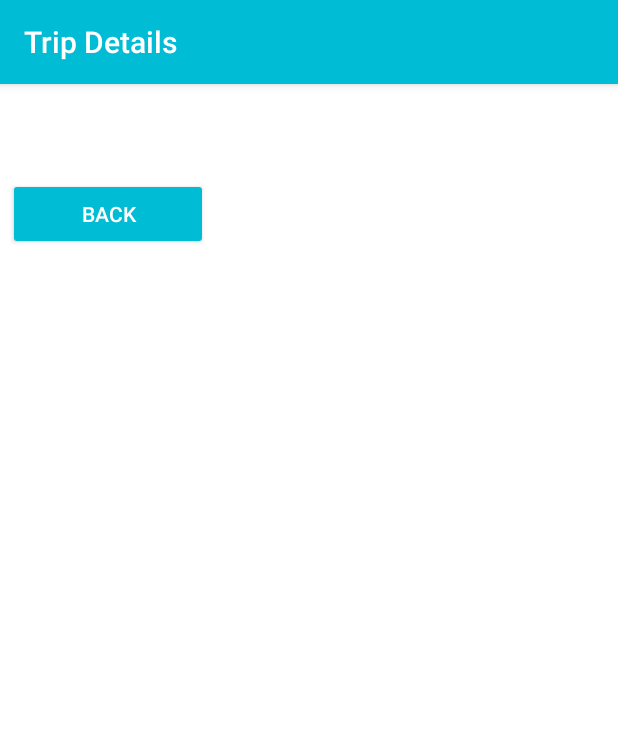
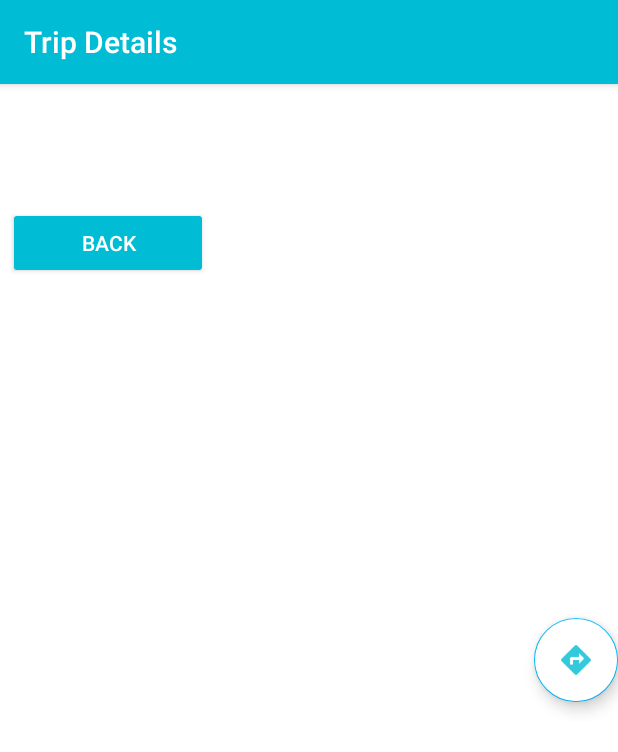
Before and after one commit to taaniya1989/Pool-In, an Android app: the TripDetailsActivity screen opened directly, with no data from a screen before it, on a phone screen of 412 x 824 dp. Shown: the top 752 px of the screen. Run offline under Robolectric (Android 15) with nearby library versions, the phone set to English and light mode, and no system bars; our stand-ins replace Firebase (no records; nobody signed in at launch, a user with empty details on screens opened directly), Picasso; pictures from the network do not load; 3 statements that could not run were skipped.

```diff
--- a/app/src/main/java/edu/sdsu/tvidhate/pool_in/activity/TripDetailsActivity.java
+++ b/app/src/main/java/edu/sdsu/tvidhate/pool_in/activity/TripDetailsActivity.java
@@ -1,9 +1,11 @@
 package edu.sdsu.tvidhate.pool_in.activity;
 
+import android.app.Dialog;
 import android.content.DialogInterface;
 import android.content.Intent;
 import android.graphics.Typeface;
 import android.os.Bundle;
+import android.support.design.widget.FloatingActionButton;
 import android.support.v7.app.AlertDialog;
 import android.support.v7.app.AppCompatActivity;
 import android.util.Log;
@@ -41,8 +43,8 @@ import edu.sdsu.tvidhate.pool_in.helper.SharedConstants;
 public class TripDetailsActivity extends AppCompatActivity implements SharedConstants,View.OnClickListener
 {
    // private TextView source,destination,date,time,seats,poster,posterContact,car,carColor,license;
-    private TextView placeName,placeCity,placePin;
-    private Button join;
+    private TextView placeName,placeCity,placeDescription;
+    private FloatingActionButton placeDirectionsButton;
     private DatabaseReference firebaseDatabaseInstanceReference;
     private String requestorName="";
     private String requestorContact="";
@@ -77,6 +79,8 @@ public class TripDetailsActivity extends AppCompatActivity implements SharedCons
         placeCity = findViewById(R.id.tripDetailsPlaceCity);
         //placePin = findViewById(R.id.tripDetailsPlacePin);
         placeImage = findViewById(R.id.tripDetailsPlaceImage);
+        placeDescription = findViewById(R.id.tripDetailsPlaceDescription);
+        placeDirectionsButton = findViewById(R.id.tripDetailsPlaceDirections);
 
         Button back = findViewById(R.id.tripDetailsCancelButton);
         Button update = findViewById(R.id.tripDetailsUpdateButton);
@@ -85,6 +89,7 @@ public class TripDetailsActivity extends AppCompatActivity implements SharedCons
         back.setOnClickListener(this);
         delete.setOnClickListener(this);
         update.setOnClickListener(this);
+        placeDirectionsButton.setOnClickListener(this);
 
         Log.i("!!!!!",currentTrip.toString());
         if(currentTrip != null){
@@ -104,7 +109,11 @@ public class TripDetailsActivity extends AppCompatActivity implements SharedCons
                     placeName.setText(selectedTrip.getmTripPlaceName());
                 //    placePin.setText(selectedTrip.getmTripPincode());
                     placeCity.setText(selectedTrip.getmTripCity());
-                    Picasso.with(getApplicationContext()).load(selectedTrip.getImageDownloadUrl()).resize(MainActivity.width,MainActivity.height/2).into(placeImage);
+                    if (selectedTrip.getmTripDescription() == null)
+                        placeDescription.setText(".\n.\n.\n.\n.\n.\n.\n.....");
+                    else
+                        placeDescription.setText(selectedTrip.getmTripDescription());
+                    Picasso.with(getApplicationContext()).load(selectedTrip.getImageDownloadUrl()).into(placeImage);
                     uid = selectedTrip.getmTripId();
                 }
             }
@@ -154,6 +163,10 @@ public class TripDetailsActivity extends AppCompatActivity implements SharedCons
     @Override
     public void onClick(View v) {
         switch (v.getId()){
+            case R.id.tripDetailsPlaceDirections:
+                Toast.makeText(getApplicationContext(),"Get Directiosn Code here",Toast.LENGTH_LONG).show();
+                break;
+
             case R.id.tripDetailsCancelButton:
                 finish();
                 break;
--- a/app/src/main/java/edu/sdsu/tvidhate/pool_in/helper/TripDetailsAdapter.java
+++ b/app/src/main/java/edu/sdsu/tvidhate/pool_in/helper/TripDetailsAdapter.java
@@ -55,7 +55,8 @@ public class TripDetailsAdapter extends ArrayAdapter implements SharedConstants
         placeCity.setText(userProperties.get(position).getmTripCity());
 
         if(userProperties.get(position).getImageDownloadUrl()!=null){
-            Picasso.with(getContext()).load(userProperties.get(position).getImageDownloadUrl()).resize(MainActivity.width,MainActivity.height/2).into(placeImage);
+            Picasso.with(getContext()).load(userProperties.get(position).getImageDownloadUrl())
+                    .resize(MainActivity.width,MainActivity.height/2).into(placeImage);
 
         }
         return view;
--- a/app/src/main/res/layout/activity_trip_details.xml
+++ b/app/src/main/res/layout/activity_trip_details.xml
@@ -1,10 +1,22 @@
 <?xml version="1.0" encoding="utf-8"?>
-<ScrollView xmlns:android="http://schemas.android.com/apk/res/android"
-    xmlns:tools="http://schemas.android.com/tools"
+<RelativeLayout android:layout_height="match_parent"
+    android:layout_width="match_parent"
+    xmlns:android="http://schemas.android.com/apk/res/android" >
+    <android.support.design.widget.FloatingActionButton
+        android:id="@+id/tripDetailsPlaceDirections"
+        android:layout_width="wrap_content"
+        android:layout_height="wrap_content"
+        android:src="@drawable/ic_action_direction"
+        android:backgroundTint="@color/white"
+        android:layout_alignParentEnd="true"
+        android:layout_centerInParent="true"
+        />
+<ScrollView
     android:layout_width="match_parent"
     android:layout_height="match_parent"
     android:id="@+id/scrollView"
     android:scrollbars="horizontal">
+
     <LinearLayout xmlns:android="http://schemas.android.com/apk/res/android"
         xmlns:tools="http://schemas.android.com/tools"
         android:layout_width="match_parent"
@@ -12,7 +24,6 @@
         android:gravity="center"
         android:orientation="vertical"
         tools:context=".activity.TripDetailsActivity">
-
         <ImageView
             android:id="@+id/tripDetailsPlaceImage"
             android:layout_width="match_parent"
@@ -24,6 +35,7 @@
             android:layout_width="match_parent"
             android:layout_height="wrap_content"
             android:layout_margin="5dp"
+            android:layout_weight="4"
             android:orientation="vertical">
             <TextView
                 android:id="@+id/tripDetailsPlaceName"
@@ -33,7 +45,7 @@
                 android:textStyle="bold"
                 android:textAllCaps="true"
                 android:textSize="20sp"
-                android:layout_weight="2"/>
+                android:layout_weight="1"/>
             <TextView
                 android:id="@+id/tripDetailsPlaceCity"
                 android:layout_width="match_parent"
@@ -41,7 +53,13 @@
                 android:gravity="center"
                 android:textStyle="bold"
                 android:textAllCaps="false"
-                android:layout_weight="2"/>
+                android:layout_weight="1"/>
+            <TextView
+                android:layout_width="match_parent"
+                android:layout_height="wrap_content"
+                android:id="@+id/tripDetailsPlaceDescription"
+                android:gravity="fill_horizontal"
+                android:layout_weight="5"/>
         </LinearLayout>
 
         <LinearLayout
@@ -49,6 +67,7 @@
             android:layout_height="wrap_content"
             android:layout_margin="5dp"
             android:orientation="horizontal"
+            android:layout_weight="1"
             >
 
             <Button
@@ -84,3 +103,4 @@
 
     </LinearLayout>
 </ScrollView>
+</RelativeLayout>
--- a/app/src/main/res/values/strings.xml
+++ b/app/src/main/res/values/strings.xml
@@ -63,6 +63,7 @@
     <string name="placeTitle">Place Name</string>
     <string name="placeCity">City</string>
     <string name="select_image">Select Image</string>
+    <string name="placeDescription">Description</string>
 
     <string-array name="nav_item_activity_titles">
         <item>Home</item>
```
Also changed, not shown: app/src/main/java/edu/sdsu/tvidhate/pool_in/entity/Trip.java (+19 -1 lines), app/src/main/java/edu/sdsu/tvidhate/pool_in/fragment/AddTripFragment.java (+5 -2 lines), app/src/main/res/layout/fragment_add_trip.xml (+17 -2 lines), app/src/main/res/drawable-hdpi/ic_action_direction.png (added), app/src/main/res/drawable-mdpi/ic_action_direction.png (added), app/src/main/res/drawable-xhdpi/ic_action_direction.png (added), app/src/main/res/drawable-xxhdpi/ic_action_direction.png (added).
